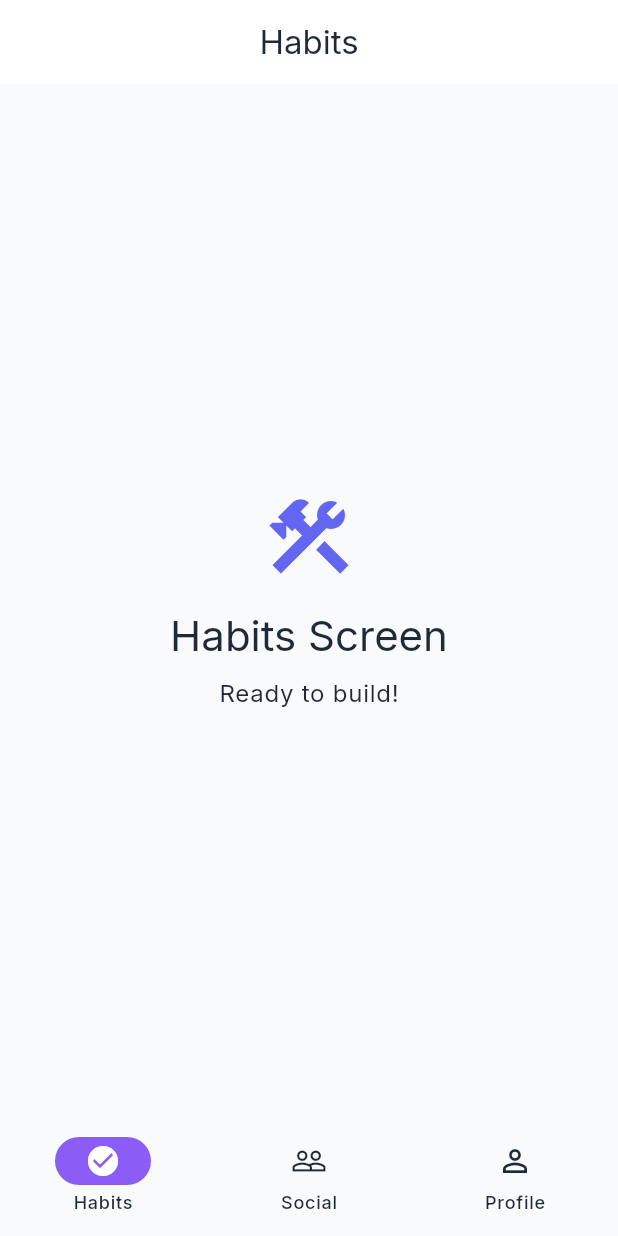
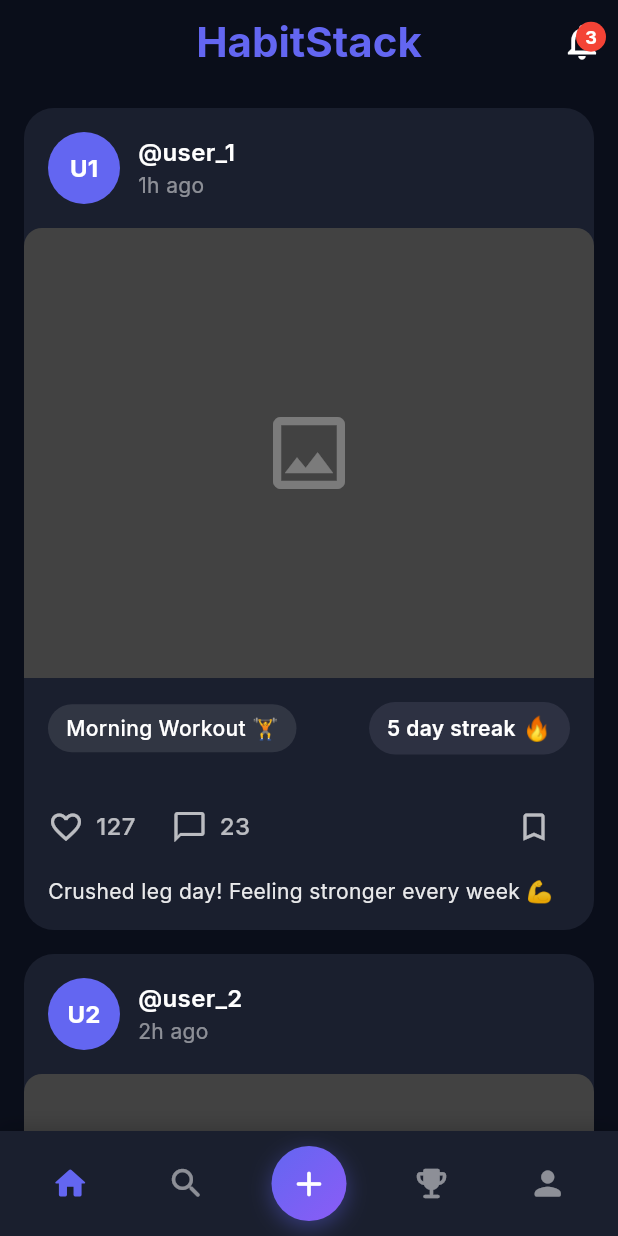
Before and after one commit to merajhossain028/habitstack, a Flutter app: the EntryPoint screen opened directly, on a phone screen of 412 x 824 dp. Run offline on Flutter 3.47's test engine with Material 3 defaults, Android fonts, the light colour scheme and no system bars; our stand-ins replace connectivity_plus, drift, flutter_easyloading, flutter_offline, flutter_riverpod, flutter_spinkit and 5 more; missing offline and left inert: fast_cached_network_image; accounts and stored records are empty; generated files the repository leaves out were written again.

Commit message:
feat: create feed ui

```diff
--- a/lib/src/modules/entry_point/entry_point.dart
+++ b/lib/src/modules/entry_point/entry_point.dart
@@ -1,86 +1,39 @@
 import 'package:flutter/material.dart';
+import 'package:flutter_riverpod/flutter_riverpod.dart';
+import 'package:habitstack/src/modules/entry_point/widget/custom_navbar.dart';
+import 'package:habitstack/src/modules/feed/view/feed_screen.dart';
 
-class EntryPoint extends StatefulWidget {
+// Provider for current tab index
+final currentTabProvider = StateProvider<int>((ref) => 0);
+
+class EntryPoint extends ConsumerWidget {
   const EntryPoint({super.key});
 
   @override
-  State<EntryPoint> createState() => _EntryPointState();
-}
+  Widget build(BuildContext context, WidgetRef ref) {
+    final currentTab = ref.watch(currentTabProvider);
 
-class _EntryPointState extends State<EntryPoint> {
-  int _selectedIndex = 0;
+    // List of screens for each tab
+    final screens = [
+      const FeedScreen(),
+      const Center(child: Text('Search Screen')), // Placeholder
+      const Center(child: Text('Create Screen')), // Placeholder
+      const Center(child: Text('Leaderboard Screen')), // Placeholder
+      const Center(child: Text('Profile Screen')), // Placeholder
+      // const SearchScreen(),
+      // const CreateScreen(),
+      // const LeaderboardScreen(),
+      // const ProfileScreen(),
+    ];
 
-  final List<Widget> _screens = const [
-    _PlaceholderScreen(title: 'Habits'),
-    _PlaceholderScreen(title: 'Social'),
-    _PlaceholderScreen(title: 'Profile'),
-  ];
-
-  @override
-  Widget build(BuildContext context) {
     return Scaffold(
-      body: IndexedStack(
-        index: _selectedIndex,
-        children: _screens,
-      ),
-      bottomNavigationBar: NavigationBar(
-        selectedIndex: _selectedIndex,
-        onDestinationSelected: (index) {
-          setState(() => _selectedIndex = index);
+      body: IndexedStack(index: currentTab, children: screens),
+      bottomNavigationBar: CustomBottomNav(
+        currentIndex: currentTab,
+        onTap: (index) {
+          ref.read(currentTabProvider.notifier).state = index;
         },
-        destinations: const [
-          NavigationDestination(
-            icon: Icon(Icons.check_circle_outline),
-            selectedIcon: Icon(Icons.check_circle),
-            label: 'Habits',
-          ),
-          NavigationDestination(
-            icon: Icon(Icons.people_outline),
-            selectedIcon: Icon(Icons.people),
-            label: 'Social',
-          ),
-          NavigationDestination(
-            icon: Icon(Icons.person_outline),
-            selectedIcon: Icon(Icons.person),
-            label: 'Profile',
-          ),
-        ],
       ),
     );
   }
 }
-
-class _PlaceholderScreen extends StatelessWidget {
-  final String title;
-
-  const _PlaceholderScreen({required this.title});
-
-  @override
-  Widget build(BuildContext context) {
-    return Scaffold(
-      appBar: AppBar(title: Text(title)),
-      body: Center(
-        child: Column(
-          mainAxisAlignment: MainAxisAlignment.center,
-          children: [
-            Icon(
-              Icons.construction,
-              size: 64,
-              color: Theme.of(context).colorScheme.primary,
-            ),
-            const SizedBox(height: 16),
-            Text(
-              '$title Screen',
-              style: Theme.of(context).textTheme.headlineMedium,
-            ),
-            const SizedBox(height: 8),
-            Text(
-              'Ready to build!',
-              style: Theme.of(context).textTheme.bodyLarge,
-            ),
-          ],
-        ),
-      ),
-    );
-  }
-}
--- a/lib/src/modules/entry_point/widget/custom_navbar.dart
+++ b/lib/src/modules/entry_point/widget/custom_navbar.dart
@@ -15,7 +15,7 @@ class CustomBottomNav extends StatelessWidget {
   @override
   Widget build(BuildContext context) {
     return Container(
-      height: 80,
+      height: 70,
       decoration: BoxDecoration(
         color: const Color(0xFF1A1F2E),
         boxShadow: [
@@ -27,28 +27,21 @@ class CustomBottomNav extends StatelessWidget {
         ],
       ),
       child: SafeArea(
+        top: false,
         child: Padding(
-          padding: const EdgeInsets.symmetric(horizontal: 16, vertical: 8),
+          padding: const EdgeInsets.symmetric(horizontal: 8, vertical: 4),
           child: Row(
-            mainAxisAlignment: MainAxisAlignment.spaceBetween,
+            mainAxisAlignment: MainAxisAlignment.spaceAround,
             children: [
-              _buildNavItem(index: 0, icon: Icons.home_rounded, label: 'Home'),
-              _buildNavItem(
-                index: 1,
-                icon: Icons.search_rounded,
-                label: 'Search',
-              ),
+              _buildNavItem(index: 0, icon: Icons.home_rounded, label: ''),
+              _buildNavItem(index: 1, icon: Icons.search_rounded, label: ''),
               _buildCenterButton(),
               _buildNavItem(
                 index: 3,
                 icon: Icons.emoji_events_rounded,
-                label: 'Leaderboard',
+                label: '',
               ),
-              _buildNavItem(
-                index: 4,
-                icon: Icons.person_rounded,
-                label: 'Profile',
-              ),
+              _buildNavItem(index: 4, icon: Icons.person_rounded, label: ''),
             ],
           ),
         ),
@@ -67,27 +60,11 @@ class CustomBottomNav extends StatelessWidget {
       onTap: () => onTap(index),
       behavior: HitTestBehavior.opaque,
       child: Container(
-        padding: const EdgeInsets.symmetric(horizontal: 12, vertical: 8),
-        child: Column(
-          mainAxisSize: MainAxisSize.min,
-          children: [
-            Icon(
-              icon,
-              color: isSelected ? kPrimaryColor : Colors.white.withOpacity(0.5),
-              size: 28,
-            ),
-            const SizedBox(height: 4),
-            Text(
-              label,
-              style: TextStyle(
-                color: isSelected
-                    ? kPrimaryColor
-                    : Colors.white.withOpacity(0.5),
-                fontSize: 11,
-                fontWeight: isSelected ? FontWeight.w600 : FontWeight.w400,
-              ),
-            ),
-          ],
+        padding: const EdgeInsets.all(8),
+        child: Icon(
+          icon,
+          color: isSelected ? kPrimaryColor : Colors.white.withOpacity(0.5),
+          size: 26,
         ),
       ),
     );
@@ -97,8 +74,8 @@ class CustomBottomNav extends StatelessWidget {
     return GestureDetector(
       onTap: () => onTap(2),
       child: Container(
-        width: 56,
-        height: 56,
+        width: 50,
+        height: 50,
         decoration: BoxDecoration(
           gradient: const LinearGradient(
             colors: [kPrimaryColor, kSecondaryColor],
@@ -114,7 +91,7 @@ class CustomBottomNav extends StatelessWidget {
             ),
           ],
         ),
-        child: const Icon(Icons.add_rounded, color: Colors.white, size: 32),
+        child: const Icon(Icons.add_rounded, color: Colors.white, size: 28),
       ),
     );
   }
--- /dev/null
+++ b/lib/src/modules/feed/view/feed_screen.dart
@@ -0,0 +1,284 @@
+import 'package:flutter/material.dart';
+import 'package:flutter_riverpod/flutter_riverpod.dart';
+import '../../../utils/themes/themes.dart';
+
+class FeedScreen extends ConsumerWidget {
+  const FeedScreen({super.key});
+
+  @override
+  Widget build(BuildContext context, WidgetRef ref) {
+    return Scaffold(
+      backgroundColor: const Color(0xFF0A0E1A),
+      body: CustomScrollView(
+        slivers: [
+          // App Bar
+          SliverAppBar(
+            floating: true,
+            pinned: true,
+            backgroundColor: const Color(0xFF0A0E1A),
+            elevation: 0,
+            title: const Text(
+              'HabitStack',
+              style: TextStyle(
+                color: kPrimaryColor,
+                fontSize: 28,
+                fontWeight: FontWeight.bold,
+              ),
+            ),
+            actions: [
+              Stack(
+                children: [
+                  IconButton(
+                    onPressed: () {
+                      // TODO: Navigate to notifications
+                    },
+                    icon: const Icon(
+                      Icons.notifications_outlined,
+                      color: Colors.white,
+                      size: 28,
+                    ),
+                  ),
+                  Positioned(
+                    right: 8,
+                    top: 8,
+                    child: Container(
+                      padding: const EdgeInsets.all(4),
+                      decoration: const BoxDecoration(
+                        color: Colors.red,
+                        shape: BoxShape.circle,
+                      ),
+                      constraints: const BoxConstraints(
+                        minWidth: 20,
+                        minHeight: 20,
+                      ),
+                      child: const Text(
+                        '3',
+                        style: TextStyle(
+                          color: Colors.white,
+                          fontSize: 12,
+                          fontWeight: FontWeight.bold,
+                        ),
+                        textAlign: TextAlign.center,
+                      ),
+                    ),
+                  ),
+                ],
+              ),
+            ],
+          ),
+
+          // Feed Content (Placeholder)
+          SliverPadding(
+            padding: const EdgeInsets.all(16),
+            sliver: SliverList(
+              delegate: SliverChildBuilderDelegate(
+                (context, index) => _buildFeedCard(index),
+                childCount: 10,
+              ),
+            ),
+          ),
+        ],
+      ),
+    );
+  }
+
+  Widget _buildFeedCard(int index) {
+    return Container(
+      margin: const EdgeInsets.only(bottom: 16),
+      decoration: BoxDecoration(
+        color: const Color(0xFF1A1F2E),
+        borderRadius: BorderRadius.circular(20),
+      ),
+      child: Column(
+        crossAxisAlignment: CrossAxisAlignment.start,
+        children: [
+          // User Header
+          Padding(
+            padding: const EdgeInsets.all(16),
+            child: Row(
+              children: [
+                CircleAvatar(
+                  radius: 24,
+                  backgroundColor: kPrimaryColor,
+                  child: Text(
+                    'U${index + 1}',
+                    style: const TextStyle(
+                      color: Colors.white,
+                      fontWeight: FontWeight.bold,
+                    ),
+                  ),
+                ),
+                const SizedBox(width: 12),
+                Expanded(
+                  child: Column(
+                    crossAxisAlignment: CrossAxisAlignment.start,
+                    children: [
+                      Text(
+                        '@user_${index + 1}',
+                        style: const TextStyle(
+                          color: Colors.white,
+                          fontSize: 16,
+                          fontWeight: FontWeight.w600,
+                        ),
+                      ),
+                      Text(
+                        '${index + 1}h ago',
+                        style: TextStyle(
+                          color: Colors.white.withOpacity(0.5),
+                          fontSize: 14,
+                        ),
+                      ),
+                    ],
+                  ),
+                ),
+              ],
+            ),
+          ),
+
+          // Image Placeholder
+          Container(
+            height: 300,
+            decoration: BoxDecoration(
+              color: Colors.grey.shade800,
+              borderRadius: const BorderRadius.only(
+                topLeft: Radius.circular(12),
+                topRight: Radius.circular(12),
+              ),
+            ),
+            child: Center(
+              child: Icon(
+                Icons.image_outlined,
+                size: 64,
+                color: Colors.white.withOpacity(0.3),
+              ),
+            ),
+          ),
+
+          // Habit Info
+          Padding(
+            padding: const EdgeInsets.all(16),
+            child: Row(
+              mainAxisAlignment: MainAxisAlignment.spaceBetween,
+              children: [
+                Container(
+                  padding: const EdgeInsets.symmetric(
+                    horizontal: 12,
+                    vertical: 6,
+                  ),
+                  decoration: BoxDecoration(
+                    color: Colors.white.withOpacity(0.1),
+                    borderRadius: BorderRadius.circular(20),
+                  ),
+                  child: const Text(
+                    'Morning Workout 🏋️',
+                    style: TextStyle(
+                      color: Colors.white,
+                      fontSize: 14,
+                      fontWeight: FontWeight.w500,
+                    ),
+                  ),
+                ),
+                Container(
+                  padding: const EdgeInsets.symmetric(
+                    horizontal: 12,
+                    vertical: 6,
+                  ),
+                  decoration: BoxDecoration(
+                    color: const Color(0xFF2D3142),
+                    borderRadius: BorderRadius.circular(20),
+                  ),
+                  child: Row(
+                    children: [
+                      Text(
+                        '${(index + 1) * 5} day streak',
+                        style: const TextStyle(
+                          color: Colors.white,
+                          fontSize: 14,
+                          fontWeight: FontWeight.w600,
+                        ),
+                      ),
+                      const SizedBox(width: 4),
+                      const Text(
+                        '🔥',
+                        style: TextStyle(fontSize: 16),
+                      ),
+                    ],
+                  ),
+                ),
+              ],
+            ),
+          ),
+
+          // Actions
+          Padding(
+            padding: const EdgeInsets.symmetric(horizontal: 16, vertical: 8),
+            child: Row(
+              children: [
+                _buildActionButton(
+                  icon: Icons.favorite_border,
+                  label: '${(index + 1) * 127}',
+                  onTap: () {},
+                ),
+                const SizedBox(width: 24),
+                _buildActionButton(
+                  icon: Icons.chat_bubble_outline,
+                  label: '${(index + 1) * 23}',
+                  onTap: () {},
+                ),
+                const Spacer(),
+                IconButton(
+                  onPressed: () {},
+                  icon: Icon(
+                    Icons.bookmark_border,
+                    color: Colors.white.withOpacity(0.7),
+                  ),
+                ),
+              ],
+            ),
+          ),
+
+          // Caption
+          Padding(
+            padding: const EdgeInsets.fromLTRB(16, 0, 16, 16),
+            child: Text(
+              'Crushed leg day! Feeling stronger every week 💪',
+              style: TextStyle(
+                color: Colors.white.withOpacity(0.9),
+                fontSize: 14,
+                height: 1.5,
+              ),
+            ),
+          ),
+        ],
+      ),
+    );
+  }
+
+  Widget _buildActionButton({
+    required IconData icon,
+    required String label,
+    required VoidCallback onTap,
+  }) {
+    return GestureDetector(
+      onTap: onTap,
+      child: Row(
+        children: [
+          Icon(
+            icon,
+            color: Colors.white.withOpacity(0.7),
+            size: 24,
+          ),
+          const SizedBox(width: 8),
+          Text(
+            label,
+            style: TextStyle(
+              color: Colors.white.withOpacity(0.7),
+              fontSize: 16,
+              fontWeight: FontWeight.w500,
+            ),
+          ),
+        ],
+      ),
+    );
+  }
+}
```
Also changed, not shown: pubspec.yaml (+3 -4 lines).
